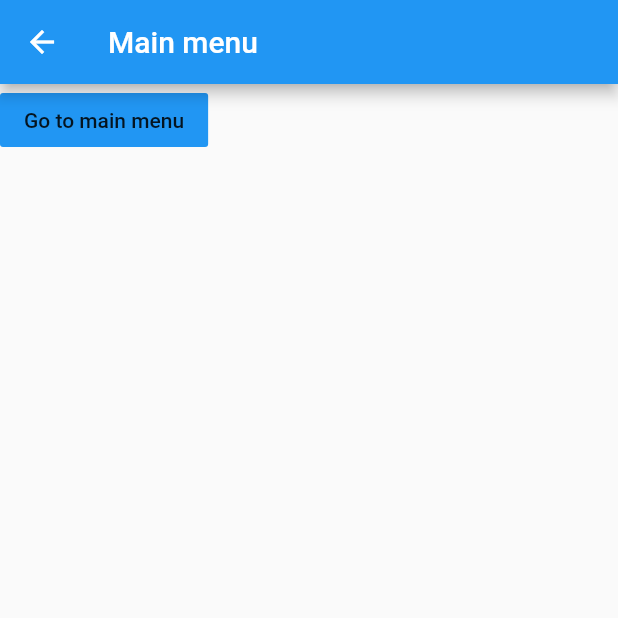
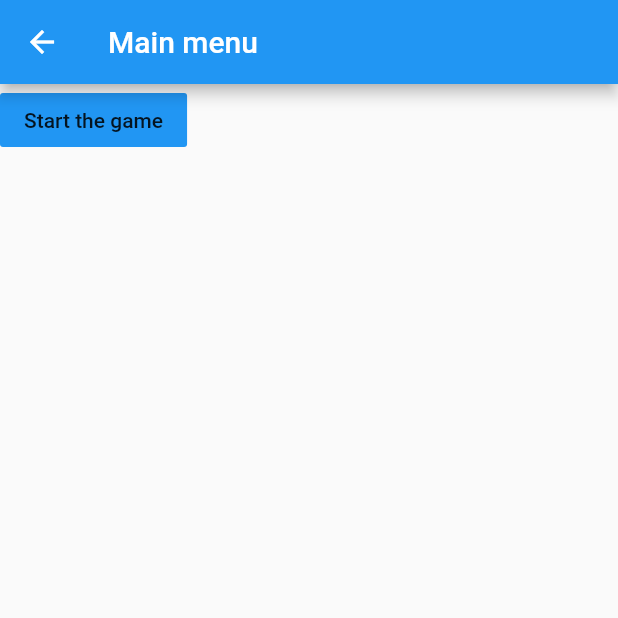
Before and after one commit to JunoNgx/Flame-Template, a Flutter app: the screen it shows after launch, after a tap on "Go to main menu", on a phone screen of 412 x 824 dp, the top half of it. Run offline on Flutter 3.47's test engine with Material 2 defaults, Android fonts, the phone set to English and light mode, and no system bars; missing offline and left inert: flame.

Commit message:
Prevent navigator popping using hardware button from gameplay state.

```diff
--- a/lib/main.dart
+++ b/lib/main.dart
@@ -19,7 +19,10 @@ void main() async {
     routes: {
       '/splash':(BuildContext context) => SplashScreen(),
       '/menu': (BuildContext context) => MainMenuScreen(),
-      '/game': (BuildContext context) => game.widget
+      '/game': (BuildContext context) => new WillPopScope( // prevent Navigator pop using hardware back button
+        onWillPop: () async => false,
+        child: game.widget // the actual gameplay screen/widget
+      )
     }
   ));
 
--- a/lib/screens/main_menu_screen.dart
+++ b/lib/screens/main_menu_screen.dart
@@ -12,7 +12,7 @@ class MainMenuScreen extends StatelessWidget {
         children: <Widget>[
           FlatButton(
             color: Colors.blue,
-            child: Text('Go to main menu'),
+            child: Text('Start the game'),
             onPressed: (){
               Navigator.pushNamed(context, '/game');
             },
```
